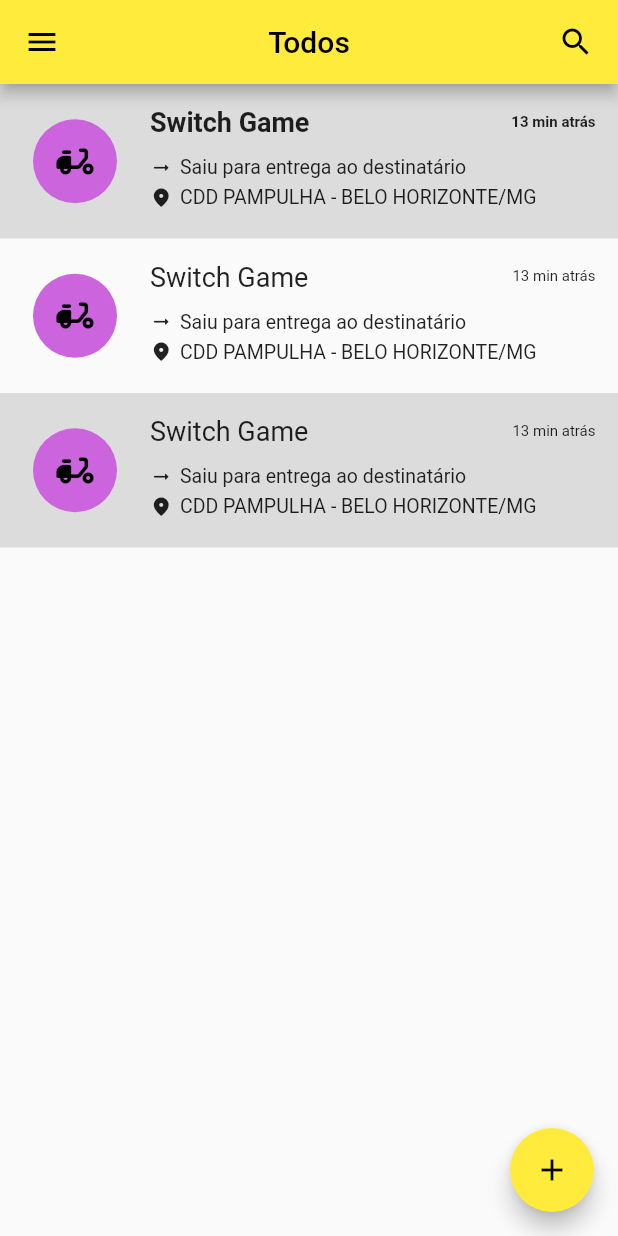
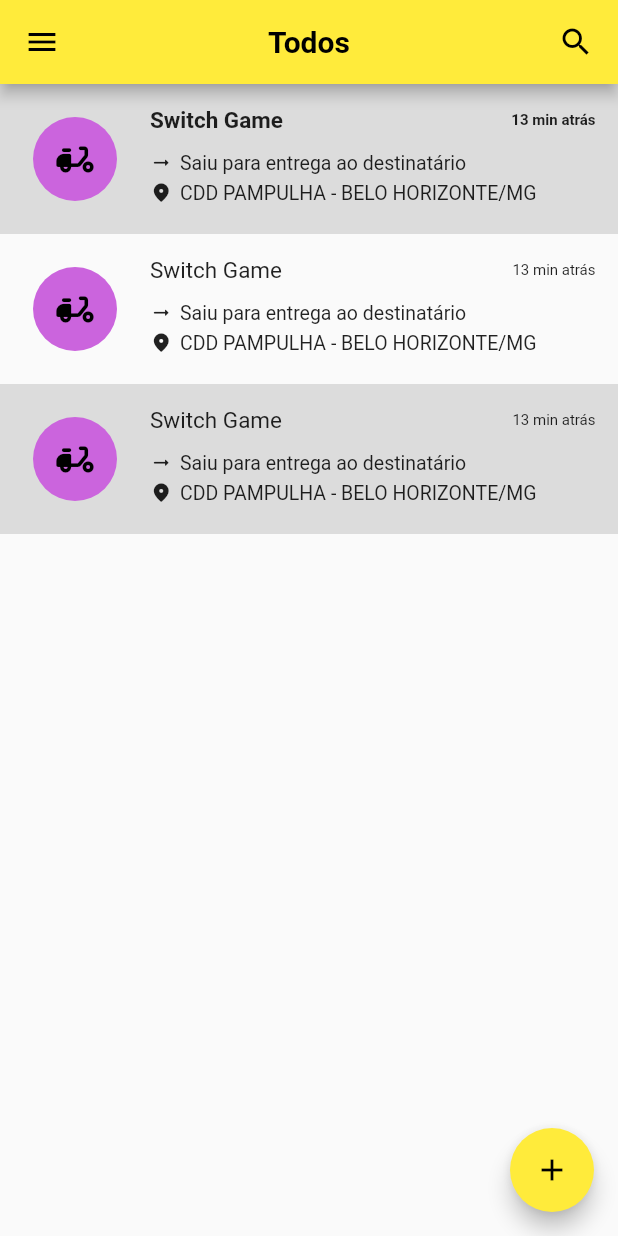
Before and after one commit to httpspedroh/lddm-carteiro-app, a Flutter app: the screen it shows after launch, on a phone screen of 412 x 824 dp. Run offline on Flutter 3.47's test engine with Material 2 defaults, Android fonts, the light colour scheme and no system bars.

Commit message:
Fix titles

```diff
--- a/lib/pages/about.dart
+++ b/lib/pages/about.dart
@@ -27,7 +27,7 @@
 			appBar: AppBar(
 
 				centerTitle: true,
-				title: const Text("Sobre nós"),
+				title: const Text("Sobre nós", style: TextStyle(fontWeight: FontWeight.bold)),
 			),
 
 			// ---------------------------------- //
--- a/lib/pages/all.dart
+++ b/lib/pages/all.dart
@@ -27,7 +27,7 @@
 			appBar: AppBar(
 
 				centerTitle: true,
-				title: const Text("Todos"),
+				title: const Text("Todos", style: TextStyle(fontWeight: FontWeight.bold)),
 				actions: const [
 
 					Padding(
@@ -101,7 +101,7 @@
 																		textAlign: TextAlign.center,
 																		style: TextStyle(
 
-																			fontSize: 18,
+																			fontSize: 15,
 																			fontWeight: index > 0 ? FontWeight.normal : FontWeight.bold,
 																		),
 																	),
@@ -134,6 +134,7 @@
 
 																	Text("Saiu para entrega ao destinatário",
 
+																		overflow: TextOverflow.fade,
 																		style: TextStyle(fontSize: 13),
 																	),
 
@@ -146,7 +147,6 @@
 
 																children: const [
 
-
 																	Icon(Icons.location_on_rounded,
 																		size: 15,
 																	),
@@ -155,6 +155,7 @@
 
 																	Text("CDD PAMPULHA - BELO HORIZONTE/MG",
 
+																		overflow: TextOverflow.fade,
 																		style: TextStyle(fontSize: 13),
 																	),
 
--- a/lib/pages/login.dart
+++ b/lib/pages/login.dart
@@ -29,7 +29,7 @@
 
 				leading: const Icon(Icons.arrow_back_rounded),
 				centerTitle: true,
-				title: const Text('Login'),
+				title: const Text("Login", style: TextStyle(fontWeight: FontWeight.bold)),
 			),
 
 			// ---------------------------------- //
--- a/lib/pages/register.dart
+++ b/lib/pages/register.dart
@@ -29,7 +29,7 @@
 
 				leading: IconButton(icon: const Icon(Icons.arrow_back_rounded), onPressed: () => Navigator.pop(context)),
 				centerTitle: true,
-				title: const Text('Criar nova conta'),
+				title: const Text("Criar nova conta", style: TextStyle(fontWeight: FontWeight.bold)),
 			),
 
 			// ---------------------------------- //
```
